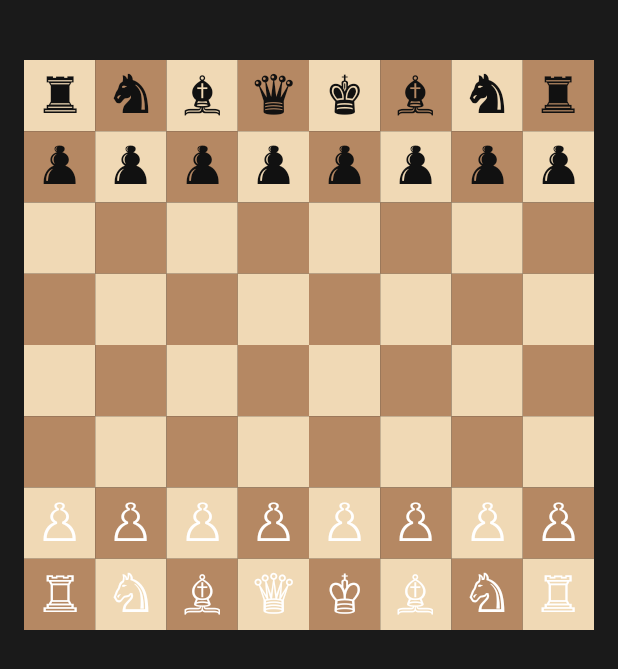
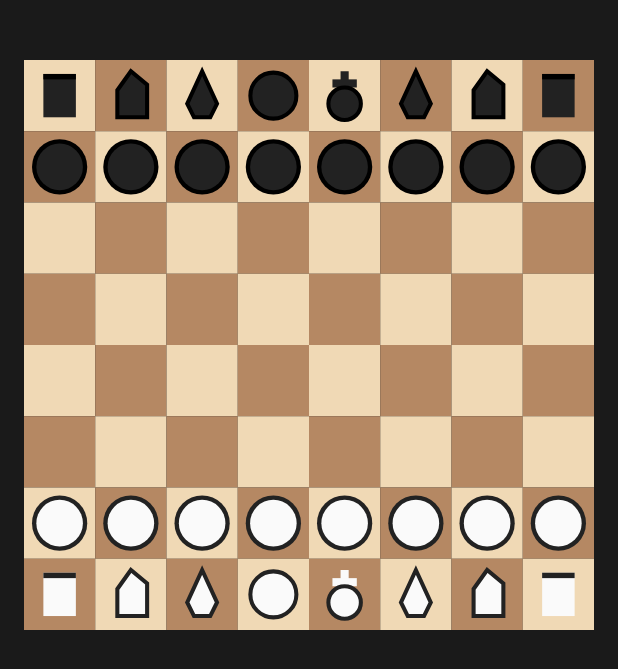
Before and after one commit to RexzyOfficial/chess-human, an Android app built with Jetpack Compose: the screen it shows after launch (MainActivity), on a phone screen of 412 x 824 dp. Shown: the top 669 px of the screen. Run offline under Robolectric (Android 15) with nearby library versions, the phone set to English and light mode, and no system bars.

Commit message:
ui: bidak vektor solid, lepas dependensi font

```diff
--- a/app/src/main/kotlin/com/rexzy/chesshuman/MainActivity.kt
+++ b/app/src/main/kotlin/com/rexzy/chesshuman/MainActivity.kt
@@ -14,12 +14,9 @@ import androidx.compose.ui.Modifier
 import androidx.compose.ui.geometry.Offset
 import androidx.compose.ui.geometry.Size
 import androidx.compose.ui.graphics.Color
-import androidx.compose.ui.graphics.drawscope.drawIntoCanvas
-import androidx.compose.ui.graphics.nativeCanvas
-import androidx.compose.ui.graphics.toArgb
+import androidx.compose.ui.graphics.Path
+import androidx.compose.ui.graphics.drawscope.DrawScope
 import androidx.compose.ui.unit.dp
-import android.graphics.Paint
-import android.graphics.Typeface
 
 class MainActivity : ComponentActivity() {
     override fun onCreate(savedInstanceState: Bundle?) {
@@ -42,25 +39,14 @@ class MainActivity : ComponentActivity() {
 
 const val START_FEN = "rnbqkbnr/pppppppp/8/8/8/8/PPPPPPPP/RNBQKBNR"
 
-val PIECE_TO_CHAR = mapOf(
-    'r' to "\u265C", 'n' to "\u265E", 'b' to "\u265D",
-    'q' to "\u265B", 'k' to "\u265A", 'p' to "\u265F",
-    'R' to "\u2656", 'N' to "\u2658", 'B' to "\u2657",
-    'Q' to "\u2655", 'K' to "\u2654", 'P' to "\u2659"
-)
-
 fun fenToBoard(fen: String): Array<CharArray> {
     val board = Array(8) { CharArray(8) { ' ' } }
     val rows = fen.split("/")
     for (r in 0..7) {
         var c = 0
         for (ch in rows[r]) {
-            if (ch.isDigit()) {
-                c += ch.digitToInt()
-            } else {
-                if (c < 8) board[r][c] = ch
-                c++
-            }
+            if (ch.isDigit()) c += ch.digitToInt()
+            else { if (c < 8) board[r][c] = ch; c++ }
         }
     }
     return board
@@ -79,11 +65,6 @@ fun ChessBoardStatic(fen: String) {
             .background(Color.Transparent)
     ) {
         val cell = size.width / 8f
-        val paint = Paint().apply {
-            textSize = cell * 0.72f
-            textAlign = Paint.Align.CENTER
-            typeface = Typeface.DEFAULT
-        }
 
         for (r in 0..7) {
             for (c in 0..7) {
@@ -100,18 +81,80 @@ fun ChessBoardStatic(fen: String) {
             for (c in 0..7) {
                 val piece = board[r][c]
                 if (piece != ' ') {
-                    val glyph = PIECE_TO_CHAR[piece] ?: continue
-                    val isWhite = piece.isUpperCase()
-                    paint.color = if (isWhite) 0xFFFFFFFF.toInt() else 0xFF111111.toInt()
-
-                    drawIntoCanvas { canvas ->
-                        val native = canvas.nativeCanvas
-                        val x = c * cell + cell / 2f
-                        val y = r * cell + cell / 2f - (paint.ascent() + paint.descent()) / 2f
-                        native.drawText(glyph, x, y, paint)
-                    }
+                    drawPiece(
+                        piece = piece,
+                        center = Offset(c * cell + cell / 2f, r * cell + cell / 2f),
+                        radius = cell * 0.38f
+                    )
                 }
             }
         }
     }
 }
+
+fun DrawScope.drawPiece(piece: Char, center: Offset, radius: Float) {
+    val isWhite = piece.isUpperCase()
+    val fill = if (isWhite) Color(0xFFFAFAFA) else Color(0xFF222222)
+    val outline = if (isWhite) Color(0xFF222222) else Color(0xFF000000)
+
+    when (piece.lowercaseChar()) {
+        'p' -> {
+            drawCircle(outline, radius * 1.02f, center)
+            drawCircle(fill, radius * 0.86f, center)
+        }
+        'r' -> {
+            drawRect(
+                color = fill,
+                topLeft = Offset(center.x - radius * 0.6f, center.y - radius * 0.8f),
+                size = Size(radius * 1.2f, radius * 1.6f)
+            )
+            drawRect(
+                color = outline,
+                topLeft = Offset(center.x - radius * 0.6f, center.y - radius * 0.8f),
+                size = Size(radius * 1.2f, radius * 0.2f)
+            )
+        }
+        'n' -> {
+            val path = Path().apply {
+                moveTo(center.x - radius * 0.5f, center.y + radius * 0.8f)
+                lineTo(center.x - radius * 0.5f, center.y - radius * 0.2f)
+                lineTo(center.x, center.y - radius * 0.9f)
+                lineTo(center.x + radius * 0.6f, center.y - radius * 0.4f)
+                lineTo(center.x + radius * 0.6f, center.y + radius * 0.8f)
+                close()
+            }
+            drawPath(path, fill)
+            drawPath(path, outline, style = androidx.compose.ui.graphics.drawscope.Stroke(width = radius * 0.15f))
+        }
+        'b' -> {
+            val path = Path().apply {
+                moveTo(center.x, center.y - radius * 0.9f)
+                lineTo(center.x + radius * 0.55f, center.y + radius * 0.3f)
+                lineTo(center.x + radius * 0.3f, center.y + radius * 0.8f)
+                lineTo(center.x - radius * 0.3f, center.y + radius * 0.8f)
+                lineTo(center.x - radius * 0.55f, center.y + radius * 0.3f)
+                close()
+            }
+            drawPath(path, fill)
+            drawPath(path, outline, style = androidx.compose.ui.graphics.drawscope.Stroke(width = radius * 0.15f))
+        }
+        'q' -> {
+            drawCircle(fill, radius * 0.85f, center)
+            drawCircle(outline, radius * 0.85f, center, style = androidx.compose.ui.graphics.drawscope.Stroke(width = radius * 0.15f))
+        }
+        'k' -> {
+            drawRect(
+                color = fill,
+                topLeft = Offset(center.x - radius * 0.15f, center.y - radius * 0.9f),
+                size = Size(radius * 0.3f, radius * 0.9f)
+            )
+            drawRect(
+                color = fill,
+                topLeft = Offset(center.x - radius * 0.45f, center.y - radius * 0.6f),
+                size = Size(radius * 0.9f, radius * 0.3f)
+            )
+            drawCircle(fill, radius * 0.6f, Offset(center.x, center.y + radius * 0.3f))
+            drawCircle(outline, radius * 0.6f, Offset(center.x, center.y + radius * 0.3f), style = androidx.compose.ui.graphics.drawscope.Stroke(width = radius * 0.15f))
+        }
+    }
+}
```
